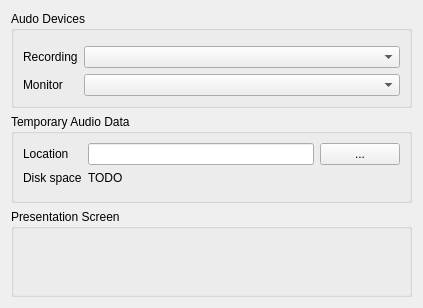
Above: main/configpane.ui from genosse-einhorn/FishyRecorder before the change. Below: the same form after it.
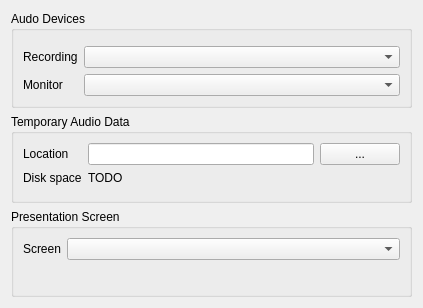
That is the form after the change. Custom widgets are drawn as their Qt base class.

What changed in the file:
```diff
--- a/main/configpane.ui
+++ b/main/configpane.ui
@@ -129,6 +129,18 @@
      <property name="title">
       <string>Presentation Screen</string>
      </property>
+     <layout class="QFormLayout" name="formLayout_3">
+      <item row="0" column="0">
+       <widget class="QLabel" name="label_5">
+        <property name="text">
+         <string>Screen</string>
+        </property>
+       </widget>
+      </item>
+      <item row="0" column="1">
+       <widget class="QComboBox" name="screenCombo"/>
+      </item>
+     </layout>
     </widget>
    </item>
   </layout>
```
